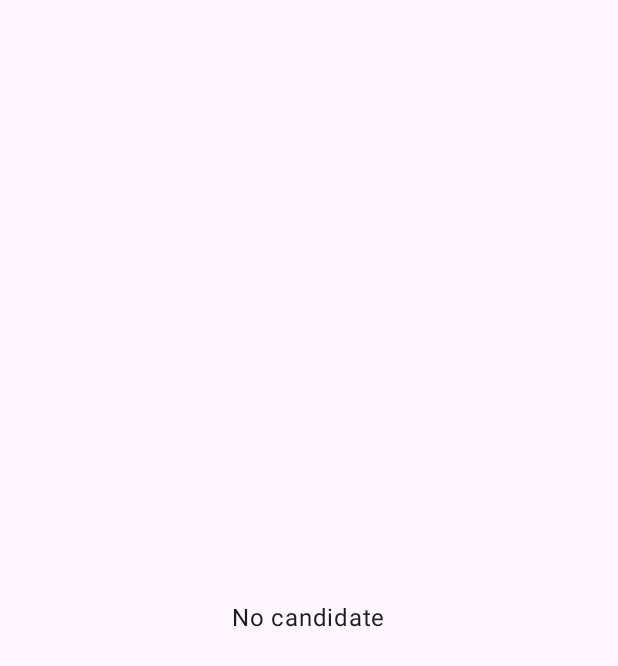
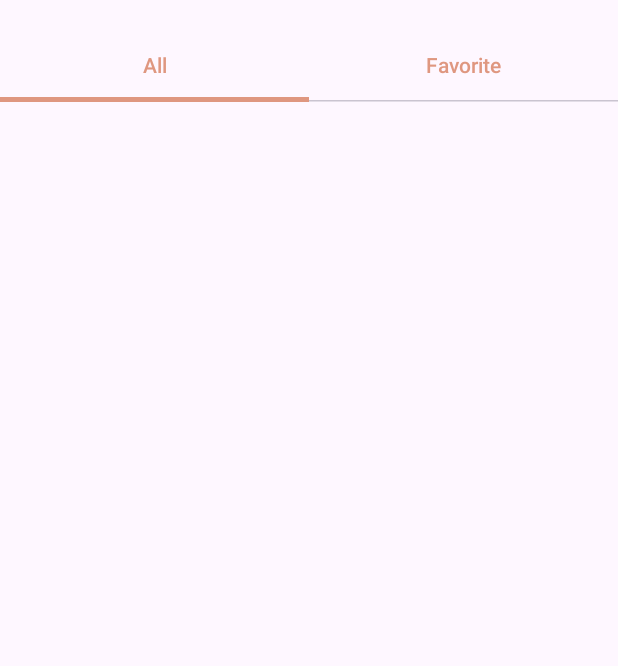
Before and after one commit to centraldave/openclassrooms-project-2-hr-management-app, an Android app built with Jetpack Compose: the screen it shows after launch (MainActivity), on a phone screen of 412 x 824 dp. Before the commit the part shown is almost empty. Shown: the top 666 px of the screen. Run offline under Robolectric (Android 15) with nearby library versions, the phone set to English and light mode, and no system bars.

Commit message:
feat: add tabs management

```diff
--- a/app/src/main/java/fr/vitesse/rh/ui/screen/HomeScreen.kt
+++ b/app/src/main/java/fr/vitesse/rh/ui/screen/HomeScreen.kt
@@ -1,8 +1,12 @@
 package fr.vitesse.rh.ui.screen
 
 import androidx.compose.foundation.layout.Box
+import androidx.compose.foundation.layout.Column
 import androidx.compose.foundation.layout.fillMaxSize
+import androidx.compose.foundation.layout.padding
 import androidx.compose.material3.CircularProgressIndicator
+import androidx.compose.material3.Tab
+import androidx.compose.material3.TabRow
 import androidx.compose.material3.Text
 import androidx.compose.runtime.Composable
 import androidx.compose.runtime.LaunchedEffect
@@ -14,6 +18,7 @@ import androidx.compose.ui.Alignment
 import androidx.compose.ui.Modifier
 import androidx.compose.ui.res.stringResource
 import androidx.compose.ui.tooling.preview.Preview
+import androidx.compose.ui.unit.dp
 import fr.vitesse.rh.R
 import fr.vitesse.rh.ui.theme.VitesseRHTheme
 import kotlinx.coroutines.delay
@@ -31,7 +36,33 @@ fun HomeScreen(modifier: Modifier = Modifier) {
         LoadingScreen()
     } else {
         // Todo: Vérifier si le state est vide
-        DefaultMessage() // Todo: Si vide, le statuer
+        Tabs()
+//        DefaultMessage() // Todo: Si vide, le statuer
+    }
+}
+
+@Composable
+fun Tabs() {
+    val tabTitles = listOf(stringResource(R.string.all_tab), stringResource(R.string.favorite_tab))
+
+    var selectedTabIndex by remember { mutableStateOf(0) }
+
+    Column(modifier = Modifier.fillMaxSize().padding(top = 20.dp)) {
+        TabRow(selectedTabIndex = selectedTabIndex) {
+            tabTitles.forEachIndexed { index, title ->
+                Tab(
+                    selected = selectedTabIndex == index,
+                    onClick = { selectedTabIndex = index },
+                    text = { Text(text = title) }
+                )
+            }
+        }
+
+        if (selectedTabIndex == 0) {
+//            Todo: Afficher Tous
+        } else {
+//            // Todo: Afficher Favoris
+        }
     }
 }
 
--- a/app/src/main/res/values/strings.xml
+++ b/app/src/main/res/values/strings.xml
@@ -1,4 +1,6 @@
 <resources>
     <string name="app_name">Vitesse RH</string>
     <string name="default_message">No candidate</string>
+    <string name="all_tab">All</string>
+    <string name="favorite_tab">Favorite</string>
 </resources>
```
Also changed, not shown: 1 other file.
